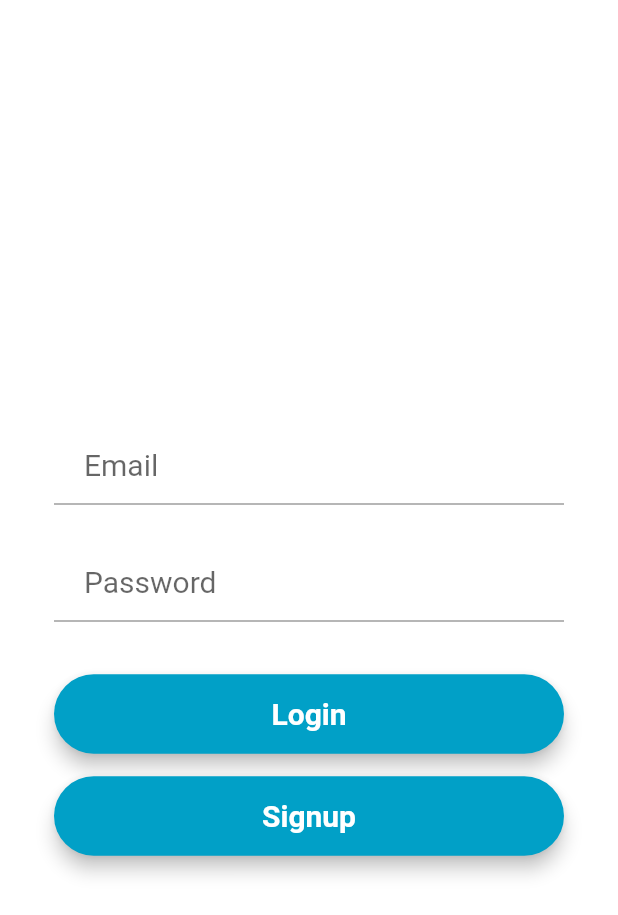
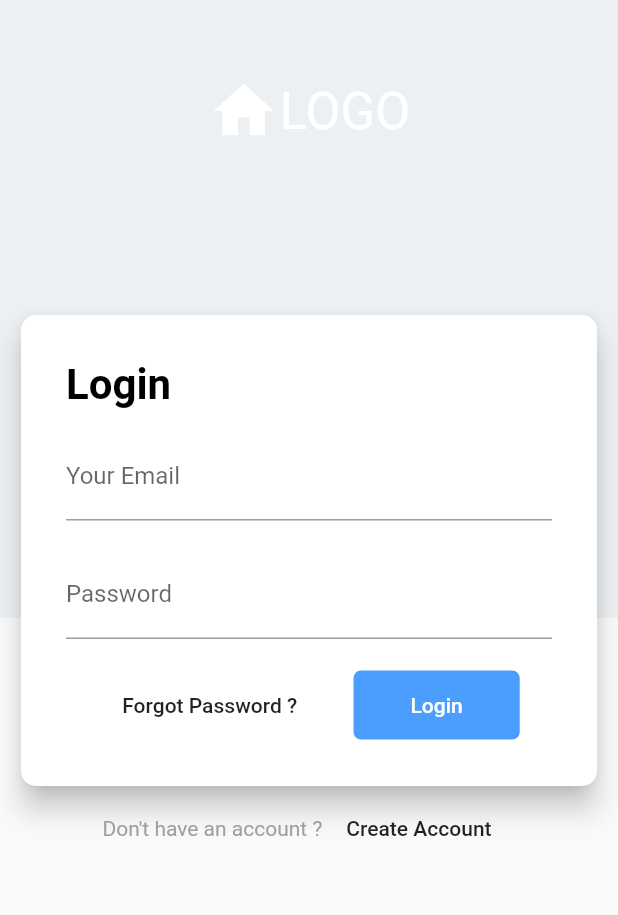
Before and after one commit to alexandrosyiangou/hookah-nation-client-app, a Flutter app: the screen it shows after launch, on a phone screen of 412 x 824 dp. Shown: the top 915 px of the screen. Run offline on Flutter 3.47's test engine with Material 2 defaults, Android fonts, the phone set to English and light mode, and no system bars; our stand-ins replace bloc, equatable, flutter_bloc; Roboto replaces fonts that are missing (Montserrat).

Commit message:
Login / Singup Screens

```diff
--- a/lib/src/App.dart
+++ b/lib/src/App.dart
@@ -2,7 +2,7 @@ import 'package:flutter/material.dart';
 import 'package:flutter_bloc/flutter_bloc.dart';
 import 'package:hookah_nation_client_app/src/blocs/AuthBloc.dart';
 
-import 'package:hookah_nation_client_app/src/screens/HomeScreen.dart';
+import 'package:hookah_nation_client_app/src/screens/AuthorizationScreen.dart';
 import 'package:hookah_nation_client_app/src/blocs/AuthState.dart';
 
 class App extends StatelessWidget {
@@ -24,7 +24,7 @@ class App extends StatelessWidget {
               // is not restarted.
               primarySwatch: Colors.blue,
             ),
-            home: MyHomePage(title: 'hookah_nation'),
+            home: AuthorizationScreen(),
           ),
         );
       }
--- /dev/null
+++ b/lib/src/screens/AuthorizationScreen.dart
@@ -0,0 +1,280 @@
+import 'package:flutter/material.dart';
+
+enum AuthMode { LOGIN, SINGUP, FORGOTPASSWORD }
+
+class AuthorizationScreen extends StatefulWidget {
+  @override
+  AuthorizationScreenState createState() => AuthorizationScreenState();
+}
+
+class AuthorizationScreenState extends State<AuthorizationScreen> {
+    // To adjust the layout according to the screen size
+  // so that our layout remains responsive ,we need to
+  // calculate the screen height
+  double screenHeight;
+  // Set intial mode to login
+  AuthMode _authMode = AuthMode.LOGIN;
+
+  Widget pageTitle() {
+    return Container(
+      margin: EdgeInsets.only(top: 50),
+      child: Row(
+        crossAxisAlignment: CrossAxisAlignment.center,
+        mainAxisAlignment: MainAxisAlignment.center,
+        children: <Widget>[
+          Icon(
+            Icons.home,
+            size: 48,
+            color: Colors.white,
+          ),
+          Text(
+            "LOGO",
+            style: TextStyle(
+              fontSize: 34,
+              color: Colors.white,
+              fontWeight: FontWeight.w400
+            ),
+          )
+        ],
+      ),
+    );
+  }
+
+  Widget loginCard(BuildContext context) {
+    return Column(
+      children: <Widget>[
+        Container(
+          margin: EdgeInsets.only(top: screenHeight / 4),
+          padding: EdgeInsets.only(left: 10, right: 10),
+          child: Card(
+            shape: RoundedRectangleBorder(
+              borderRadius: BorderRadius.circular(10),
+            ),
+            elevation: 8,
+            child: Padding(
+              padding: const EdgeInsets.all(30.0),
+              child: Column(
+                crossAxisAlignment: CrossAxisAlignment.center,
+                children: <Widget>[
+                  Align(
+                    alignment: Alignment.topLeft,
+                    child: Text(
+                      "Login",
+                      style: TextStyle(
+                        color: Colors.black,
+                        fontSize: 28,
+                        fontWeight: FontWeight.w600,
+                      ),
+                    ),
+                  ),
+                  SizedBox(
+                    height: 15,
+                  ),
+                  TextFormField(
+                    decoration: InputDecoration(
+                      labelText: "Your Email",
+                      hasFloatingPlaceholder: true
+                    ),
+                  ),
+                  SizedBox(
+                    height: 20,
+                  ),
+                  TextFormField(
+                    decoration: InputDecoration(
+                      labelText: "Password",
+                      hasFloatingPlaceholder: true
+                    ),
+                  ),
+                  SizedBox(
+                    height: 20,
+                  ),
+                  Row(
+                    mainAxisAlignment: MainAxisAlignment.spaceEvenly,
+                    children: <Widget>[
+                      MaterialButton(
+                        onPressed: () {
+                          setState(() {
+                            _authMode = AuthMode.FORGOTPASSWORD;
+                          });
+                        },
+                        child: Text("Forgot Password ?"),
+                      ),
+                      FlatButton(
+                        child: Text("Login"),
+                        color: Color(0xFF4B9DFE),
+                        textColor: Colors.white,
+                        padding: EdgeInsets.only(
+                            left: 38, right: 38, top: 15, bottom: 15),
+                        shape: RoundedRectangleBorder(
+                            borderRadius: BorderRadius.circular(5)),
+                        onPressed: () {},
+                      )
+                    ],
+                  )
+                ],
+              ),
+            ),
+          ),
+        ),
+        Row(
+          crossAxisAlignment: CrossAxisAlignment.center,
+          mainAxisAlignment: MainAxisAlignment.center,
+          children: <Widget>[
+            SizedBox(
+              height: 40,
+            ),
+            Text(
+              "Don't have an account ?",
+              style: TextStyle(color: Colors.grey),
+            ),
+            FlatButton(
+              onPressed: () {
+                setState(() {
+                  _authMode = AuthMode.SINGUP;
+                });
+              },
+              textColor: Colors.black87,
+              child: Text("Create Account"),
+            )
+          ],
+        )
+      ],
+    );
+  }
+
+  Widget singUpCard(BuildContext context) {
+    return Column(
+      children: <Widget>[
+        Container(
+          margin: EdgeInsets.only(top: screenHeight / 5),
+          padding: EdgeInsets.only(left: 10, right: 10),
+          child: Card(
+            shape: RoundedRectangleBorder(
+              borderRadius: BorderRadius.circular(10),
+            ),
+            elevation: 8,
+            child: Padding(
+              padding: const EdgeInsets.all(30.0),
+              child: Column(
+                crossAxisAlignment: CrossAxisAlignment.center,
+                children: <Widget>[
+                  Align(
+                    alignment: Alignment.topLeft,
+                    child: Text(
+                      "Create Account",
+                      style: TextStyle(
+                        color: Colors.black,
+                        fontSize: 28,
+                        fontWeight: FontWeight.w600,
+                      ),
+                    ),
+                  ),
+                  SizedBox(
+                    height: 15,
+                  ),
+                  TextFormField(
+                    decoration: InputDecoration(
+                        labelText: "Your Name", hasFloatingPlaceholder: true),
+                  ),
+                  SizedBox(
+                    height: 15,
+                  ),
+                  TextFormField(
+                    decoration: InputDecoration(
+                        labelText: "Your Email", hasFloatingPlaceholder: true),
+                  ),
+                  SizedBox(
+                    height: 20,
+                  ),
+                  TextFormField(
+                    decoration: InputDecoration(
+                        labelText: "Password", hasFloatingPlaceholder: true),
+                  ),
+                  SizedBox(
+                    height: 20,
+                  ),
+                  Text(
+                    "Password must be at least 8 characters and include a special character and number",
+                    style: TextStyle(color: Colors.grey),
+                  ),
+                  SizedBox(
+                    height: 5,
+                  ),
+                  Row(
+                    mainAxisAlignment: MainAxisAlignment.spaceEvenly,
+                    children: <Widget>[
+                      Expanded(
+                        child: Container(),
+                      ),
+                      FlatButton(
+                        child: Text("Sign Up"),
+                        color: Color(0xFF4B9DFE),
+                        textColor: Colors.white,
+                        padding: EdgeInsets.only(
+                            left: 38, right: 38, top: 15, bottom: 15),
+                        shape: RoundedRectangleBorder(
+                            borderRadius: BorderRadius.circular(5)),
+                        onPressed: () {},
+                      ),
+                    ],
+                  ),
+                ],
+              ),
+            ),
+          ),
+        ),
+        Row(
+          crossAxisAlignment: CrossAxisAlignment.center,
+          mainAxisAlignment: MainAxisAlignment.center,
+          children: <Widget>[
+            SizedBox(
+              height: 40,
+            ),
+            Text(
+              "Already have an account?",
+              style: TextStyle(color: Colors.grey),
+            ),
+            FlatButton(
+              onPressed: () {
+                setState(() {
+                  _authMode = AuthMode.LOGIN;
+                });
+              },
+              textColor: Colors.black87,
+              child: Text("Login"),
+            ),
+          ],
+        ),
+      ],
+    );
+  }
+
+  Widget lowerHalf(BuildContext context) {
+    return Align(
+      alignment: Alignment.bottomCenter,
+      child: Container(
+        height: screenHeight / 2,
+        color: Color(0xFFECF0F3),
+      ),
+    );
+  }
+
+  @override
+  Widget build(BuildContext context) {
+    screenHeight = MediaQuery.of(context).size.height;
+    return Scaffold(
+      body: SingleChildScrollView(
+        child: Stack(
+          children: <Widget>[
+            lowerHalf(context),
+
+            _authMode == AuthMode.LOGIN
+                ? loginCard(context)
+                : singUpCard(context), // <--- The card that sings :)
+            pageTitle(),
+          ],
+        ),
+      ),
+    );
+  }
+}
--- a/lib/src/screens/HomeScreen.dart
+++ /dev/null
@@ -1,66 +0,0 @@
-import 'package:flutter/material.dart';
-import 'package:hookah_nation_client_app/src/common/widgets/buttons/LoginButton.dart';
-import 'package:hookah_nation_client_app/src/common/widgets/buttons/SignupButton.dart';
-import 'package:hookah_nation_client_app/src/common/widgets/textfields/EmailTextField.dart';
-import 'package:hookah_nation_client_app/src/common/widgets/textfields/PasswordTextField.dart';
-
-class MyHomePage extends StatefulWidget {
-  MyHomePage({Key key, this.title}) : super(key: key);
-  // This widget is the home page of your application. It is stateful, meaning
-  // that it has a State object (defined below) that contains fields that affect
-  // how it looks.
-  // This class is the configuration for the state. It holds the values (in this
-  // case the title) provided by the parent (in this case the App widget) and
-  // used by the build method of the State. Fields in a Widget subclass are
-  // always marked "final".
-  final String title;
-  @override
-  _MyHomePageState createState() => _MyHomePageState();
-}
-
-class _MyHomePageState extends State<MyHomePage> {
-  TextStyle style = TextStyle(fontFamily: 'Montserrat', fontSize: 20.0);
-
-  @override
-  Widget build(BuildContext context) {
-    return Scaffold(
-      body: Center(
-        child: Container(
-          color: Colors.white,
-          child: Padding(
-            padding: const EdgeInsets.all(36.0),
-            child: Column(
-              crossAxisAlignment: CrossAxisAlignment.center,
-              mainAxisAlignment: MainAxisAlignment.center,
-              children: <Widget>[
-                // SizedBox(
-                //   height: 155.0,
-                //   child: Image.asset(
-                //     "assets/logo.png",
-                //     fit: BoxFit.contain,
-                //   ),
-                // ),
-                SizedBox(height: 45.0),
-                EmailTextField(),
-                SizedBox(height: 25.0),
-                PasswordTextField(),
-                SizedBox(
-                  height: 35.0,
-                ),
-
-                LoginButton(),
-                SizedBox(
-                  height: 15.0,
-                ),
-                SignupButton(),
-                SizedBox(
-                  height: 15.0,
-                ),
-              ],
-            ),
-          ),
-        ),
-      ),
-    );
-  }
-}
```
